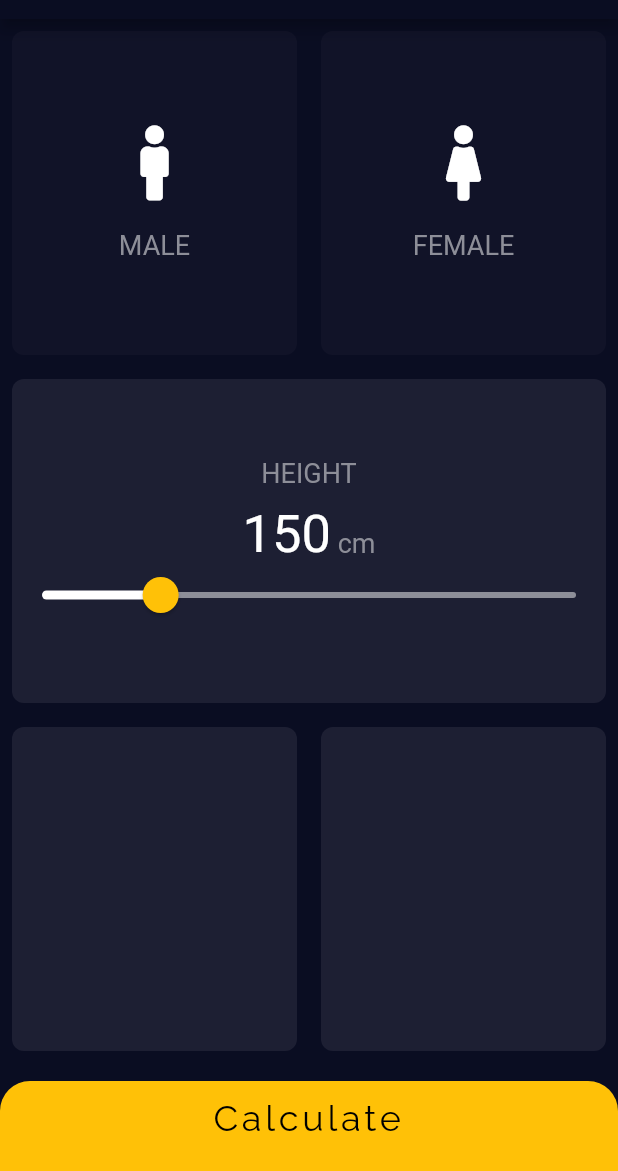
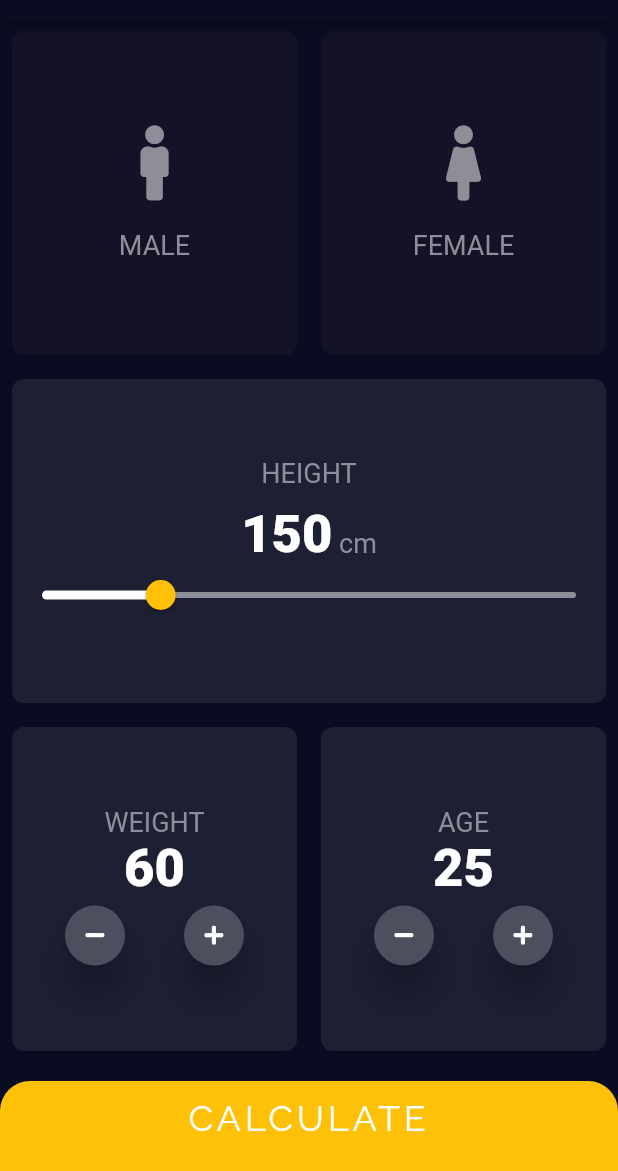
Before and after one commit to MaiaraM/flutter-bmi-calculator, a Flutter app: the screen it shows after launch, on a phone screen of 412 x 824 dp, the part 65-1236 px from its top. Run offline on Flutter 3.47's test engine with Material 2 defaults, Android fonts, the phone set to English and light mode, and no system bars; our stand-ins replace font_awesome_flutter, google_fonts.

Commit message:
layout first page done

```diff
--- a/lib/conts.dart
+++ b/lib/conts.dart
@@ -2,6 +2,10 @@ import 'package:flutter/material.dart';
 
 const kIconInactiveColor = Color(0xFF8D8E98);
 const kActiveCardColor = Color(0xFF1D1F33);
-const kInactiveCardColor = Color(0xFF111328);
+const kButtonRoundColor = Color(0xFF4C4F5E);
+const kInactiveCardColor = Color(0xFF131226);
 
 const kLabelTextStyle = TextStyle(fontSize: 18.0, color: kIconInactiveColor);
+const kLabelTextActiveStyle = TextStyle(fontSize: 18.0, color: Colors.white);
+const kLabelTextInactiveStyle = kLabelTextStyle;
+const kLabelNumbertyle = TextStyle(fontSize: 35, fontWeight: FontWeight.w900);
--- a/lib/input_page.dart
+++ b/lib/input_page.dart
@@ -19,6 +19,8 @@ class InputPage extends StatefulWidget {
 class _InputPageState extends State<InputPage> {
   Gender selectGender;
   int heightData = 150;
+  int weightData = 60;
+  int ageData = 25;
 
   @override
   Widget build(BuildContext context) {
@@ -34,19 +36,23 @@ class _InputPageState extends State<InputPage> {
                 Expanded(
                   child: BaseCard(
                     onTap: () => setState(() => selectGender = Gender.male),
-                    cardColor: selectGender == Gender.male
-                        ? kActiveCardColor
-                        : kInactiveCardColor,
-                    cardChild: IconContent(FontAwesomeIcons.male, 'MALE'),
+                    active: selectGender == Gender.male,
+                    cardChild: IconContent(
+                      FontAwesomeIcons.male,
+                      'MALE',
+                      active: selectGender == Gender.male,
+                    ),
                   ),
                 ),
                 Expanded(
                   child: BaseCard(
                     onTap: () => setState(() => selectGender = Gender.female),
-                    cardColor: selectGender == Gender.female
-                        ? kActiveCardColor
-                        : kInactiveCardColor,
-                    cardChild: IconContent(FontAwesomeIcons.female, 'FEMALE'),
+                    active: selectGender == Gender.female,
+                    cardChild: IconContent(
+                      FontAwesomeIcons.female,
+                      'FEMALE',
+                      active: selectGender == Gender.female,
+                    ),
                   ),
                 ),
               ],
@@ -57,7 +63,6 @@ class _InputPageState extends State<InputPage> {
               children: <Widget>[
                 Expanded(
                   child: BaseCard(
-                    cardColor: kActiveCardColor,
                     cardChild: Column(
                       mainAxisAlignment: MainAxisAlignment.center,
                       children: <Widget>[
@@ -75,7 +80,7 @@ class _InputPageState extends State<InputPage> {
                           children: <Widget>[
                             Text(
                               '$heightData',
-                              style: TextStyle(fontSize: 35),
+                              style: kLabelNumbertyle,
                             ),
                             Text(
                               ' cm',
@@ -92,7 +97,7 @@ class _InputPageState extends State<InputPage> {
                             overlayShape:
                                 RoundSliderOverlayShape(overlayRadius: 20.0),
                             thumbShape:
-                                RoundSliderThumbShape(enabledThumbRadius: 12.0),
+                                RoundSliderThumbShape(enabledThumbRadius: 10.0),
                           ),
                           child: Slider(
                             value: heightData.toDouble(),
@@ -115,12 +120,64 @@ class _InputPageState extends State<InputPage> {
               children: <Widget>[
                 Expanded(
                   child: BaseCard(
-                    cardColor: kActiveCardColor,
+                    cardChild: Column(
+                      mainAxisAlignment: MainAxisAlignment.center,
+                      children: <Widget>[
+                        Text(
+                          "WEIGHT",
+                          style: kLabelTextStyle,
+                        ),
+                        Text(
+                          "$weightData",
+                          style: kLabelNumbertyle,
+                        ),
+                        Row(
+                          mainAxisAlignment: MainAxisAlignment.spaceEvenly,
+                          children: <Widget>[
+                            RoundIconButton(
+                              iconData: FontAwesomeIcons.minus,
+                              onPress: () => setState(
+                                  () => weightData > 0 ? weightData-- : ""),
+                            ),
+                            RoundIconButton(
+                              iconData: FontAwesomeIcons.plus,
+                              onPress: () => setState(() => weightData++),
+                            ),
+                          ],
+                        )
+                      ],
+                    ),
                   ),
                 ),
                 Expanded(
                   child: BaseCard(
-                    cardColor: kActiveCardColor,
+                    cardChild: Column(
+                      mainAxisAlignment: MainAxisAlignment.center,
+                      children: <Widget>[
+                        Text(
+                          "AGE",
+                          style: kLabelTextStyle,
+                        ),
+                        Text(
+                          "$ageData",
+                          style: kLabelNumbertyle,
+                        ),
+                        Row(
+                          mainAxisAlignment: MainAxisAlignment.spaceEvenly,
+                          children: <Widget>[
+                            RoundIconButton(
+                              iconData: FontAwesomeIcons.minus,
+                              onPress: () =>
+                                  setState(() => ageData > 0 ? ageData-- : ""),
+                            ),
+                            RoundIconButton(
+                              iconData: FontAwesomeIcons.plus,
+                              onPress: () => setState(() => ageData++),
+                            ),
+                          ],
+                        )
+                      ],
+                    ),
                   ),
                 ),
               ],
@@ -129,10 +186,9 @@ class _InputPageState extends State<InputPage> {
           Container(
             padding: EdgeInsets.only(top: 10),
             child: Text(
-              "Calculate",
+              "CALCULATE",
               textAlign: TextAlign.center,
-              style: GoogleFonts.raleway(
-                  fontSize: 24.0, letterSpacing: 2.5, color: Colors.black),
+              style: GoogleFonts.raleway(fontSize: 24.0, letterSpacing: 2.5),
             ),
             margin: EdgeInsets.only(top: 12.0),
             decoration: BoxDecoration(
@@ -147,3 +203,28 @@ class _InputPageState extends State<InputPage> {
     );
   }
 }
+
+class RoundIconButton extends StatelessWidget {
+  final Function onPress;
+  final IconData iconData;
+
+  RoundIconButton({this.iconData, this.onPress});
+
+  @override
+  Widget build(BuildContext context) {
+    return RawMaterialButton(
+      onPressed: onPress,
+      child: Icon(
+        iconData,
+        size: 14,
+      ),
+      elevation: 10.0,
+      constraints: BoxConstraints.tightFor(
+        width: 40.0,
+        height: 40.0,
+      ),
+      fillColor: kButtonRoundColor,
+      shape: CircleBorder(),
+    );
+  }
+}
--- a/lib/widget/base_card.dart
+++ b/lib/widget/base_card.dart
@@ -1,11 +1,13 @@
 import 'package:flutter/material.dart';
 
+import '../conts.dart';
+
 class BaseCard extends StatelessWidget {
-  final Color cardColor;
+  final bool active;
   final Widget cardChild;
   final Function onTap;
 
-  BaseCard({this.cardColor, this.cardChild, this.onTap});
+  BaseCard({this.active = true, this.cardChild, this.onTap});
 
   @override
   Widget build(BuildContext context) {
@@ -15,7 +17,7 @@ class BaseCard extends StatelessWidget {
         child: cardChild,
         margin: EdgeInsets.all(8.0),
         decoration: BoxDecoration(
-          color: cardColor,
+          color: active ? kActiveCardColor : kInactiveCardColor,
           borderRadius: BorderRadius.circular(8),
         ),
       ),
--- a/lib/widget/icon_content.dart
+++ b/lib/widget/icon_content.dart
@@ -5,8 +5,9 @@ import '../conts.dart';
 class IconContent extends StatelessWidget {
   final IconData iconName;
   final String label;
+  final bool active;
 
-  IconContent(this.iconName, this.label);
+  IconContent(this.iconName, this.label, {this.active = true});
 
   @override
   Widget build(BuildContext context) {
@@ -16,11 +17,12 @@ class IconContent extends StatelessWidget {
         Icon(
           iconName,
           size: 50.0,
+          color: active ? Colors.white : kIconInactiveColor,
         ),
         SizedBox(height: 20),
         Text(
           label,
-          style: kLabelTextStyle,
+          style: active ? kLabelTextActiveStyle : kLabelTextInactiveStyle,
         )
       ],
     );
```
Also changed, not shown: 1 other file.
